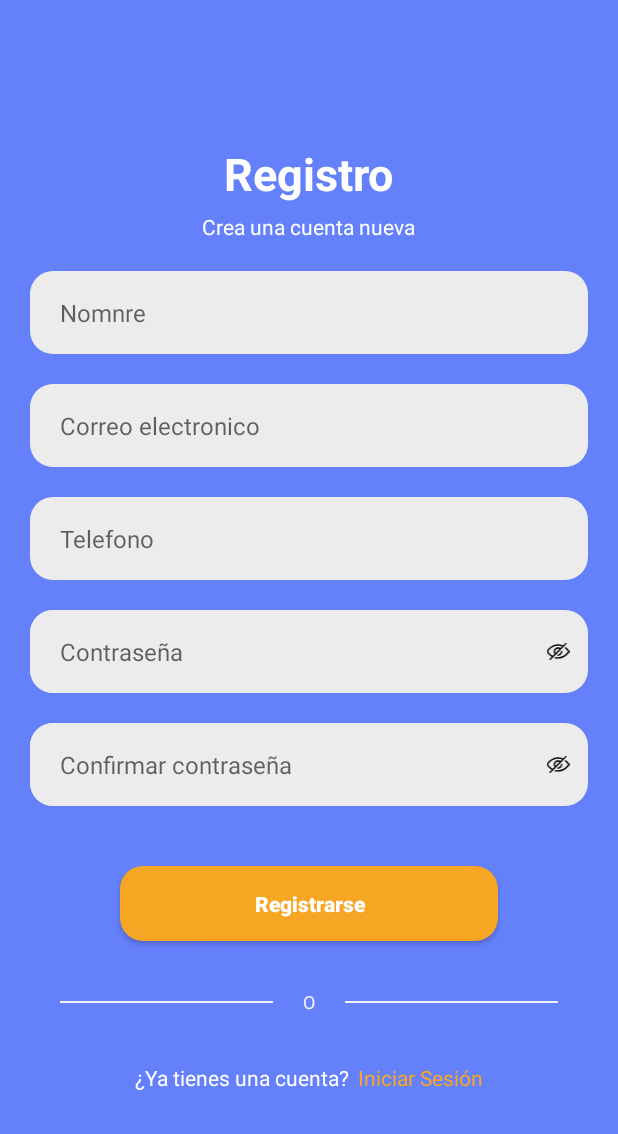
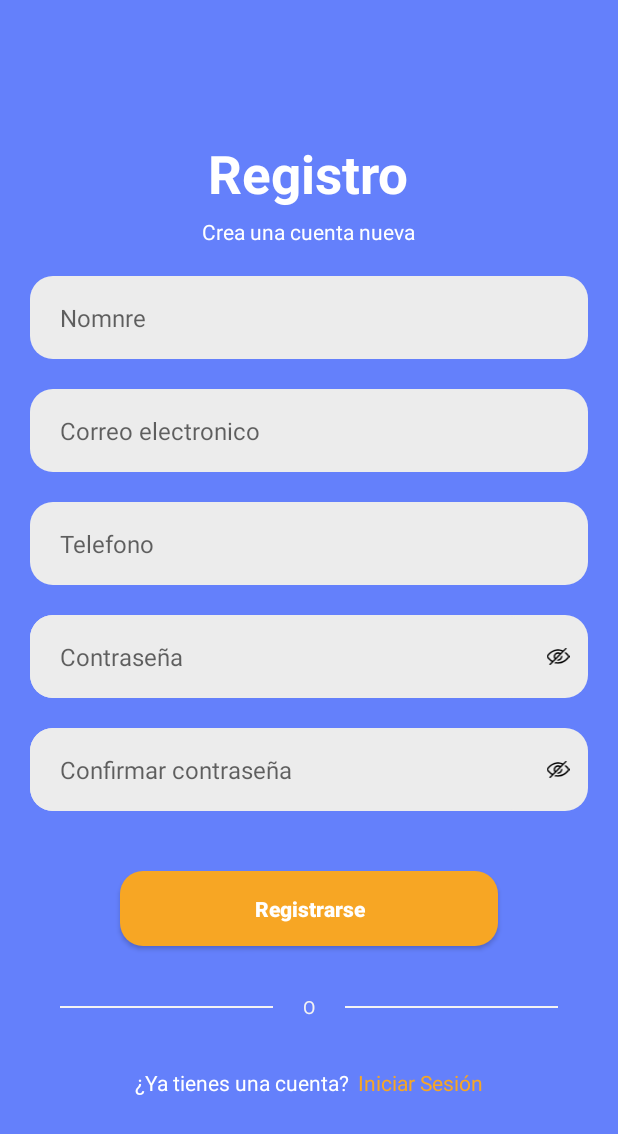
Before and after one commit to Nestor-DS/FindApp, an Android app: the Register screen opened directly, with no data from a screen before it, on a phone screen of 412 x 824 dp. Shown: the top 1134 px of the screen. Run offline under Robolectric (Android 15) with nearby library versions, the phone set to English and light mode, and no system bars; our stand-ins replace Volley.

Commit message:
Actualizacion de registro

```diff
--- a/app/src/main/res/layout/activity_register.xml
+++ b/app/src/main/res/layout/activity_register.xml
@@ -14,7 +14,7 @@
         android:layout_height="wrap_content"
         android:layout_gravity="center"
         android:text="Registro"
-        android:textSize="30sp"
+        android:textSize="35sp"
         android:textStyle="bold"
         android:textColor="@color/white"/>
 
```
